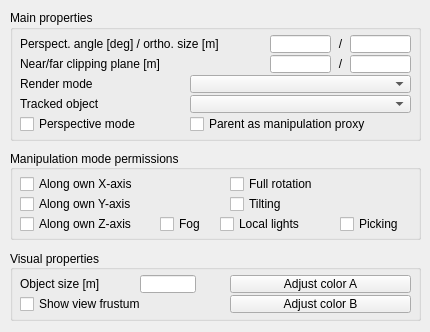
Above: ui/qdlgcameras.ui from CoppeliaRobotics/coppeliaSimLib before the change. Below: the same form after it.
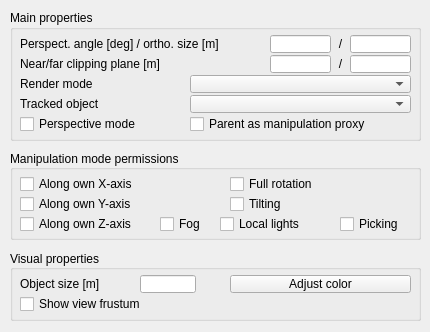
That is the form after the change.

```diff
--- a/ui/qdlgcameras.ui
+++ b/ui/qdlgcameras.ui
@@ -398,23 +398,7 @@
      <enum>Qt::StrongFocus</enum>
     </property>
     <property name="text">
-     <string>Adjust color A</string>
-    </property>
-   </widget>
-   <widget class="QToolButton" name="qqColorB">
-    <property name="geometry">
-     <rect>
-      <x>220</x>
-      <y>45</y>
-      <width>181</width>
-      <height>18</height>
-     </rect>
-    </property>
-    <property name="focusPolicy">
-     <enum>Qt::StrongFocus</enum>
-    </property>
-    <property name="text">
-     <string>Adjust color B</string>
+     <string>Adjust color</string>
     </property>
    </widget>
    <widget class="QLineEdit" name="qqSize">
```
Left out of the diff: 1 changed line with no effect on the pictures.
